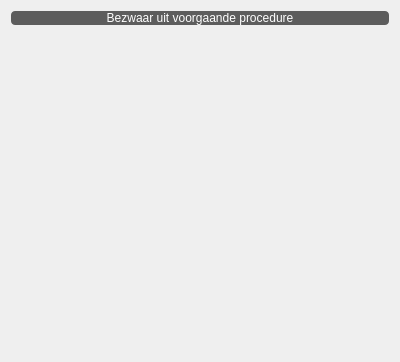
Qt form ui_previousobjectioninfodialog.ui (DOV-Vlaanderen/erosiebezwaren) before a commit.
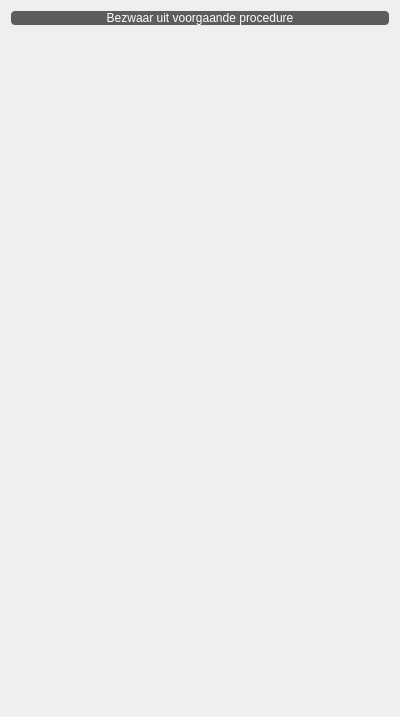
The same form after that commit.

The edit to the form file:
```diff
--- a/ui_previousobjectioninfodialog.ui
+++ b/ui_previousobjectioninfodialog.ui
@@ -7,7 +7,7 @@
     <x>0</x>
     <y>0</y>
     <width>400</width>
-    <height>362</height>
+    <height>717</height>
    </rect>
   </property>
   <property name="windowTitle">
```
